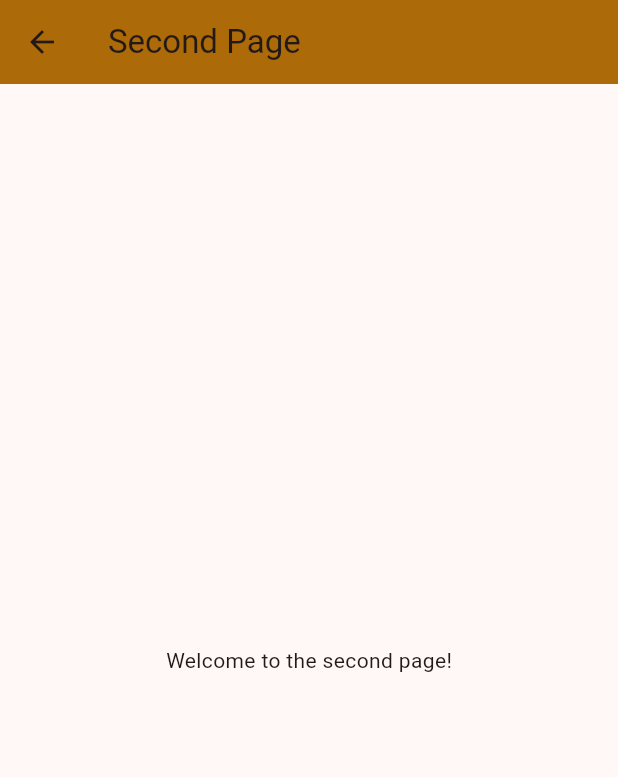
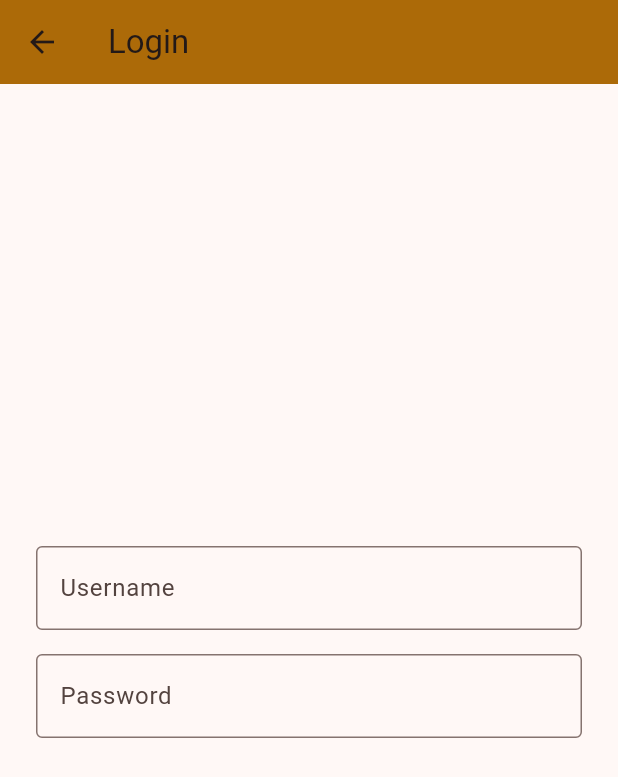
Before and after one commit to SwintonStreet/GiftAppTest, a Flutter app: the SecondPage screen opened directly, on a phone screen of 412 x 824 dp. Shown: the top 777 px of the screen. Run offline on Flutter 3.47's test engine with Material 3 defaults, Android fonts, the light colour scheme and no system bars.

Commit message:
Added login page

```diff
--- a/lib/main.dart
+++ b/lib/main.dart
@@ -117,7 +117,7 @@ class _MyHomePageState extends State<MyHomePage> {
                   MaterialPageRoute(builder: (context) => const SecondPage()),
                 );
               },
-              child: const Text('Login2'),
+              child: const Text('Login'),
             ),
             ElevatedButton(
               onPressed: () {
@@ -142,10 +142,33 @@ class SecondPage extends StatelessWidget {
   Widget build(BuildContext context) {
     return Scaffold(
       appBar: AppBar(
-        title: const Text('Second Page'),
+        title: const Text('Login'),
         backgroundColor: const Color.fromARGB(255, 172, 106, 8),
       ),
-      body: const Center(child: Text('Welcome to the second page!')),
+
+      body: Padding(
+        padding: const EdgeInsets.all(24.0),
+        child: Column(
+          mainAxisAlignment: MainAxisAlignment.center,
+          children: [
+            TextField(
+              decoration: const InputDecoration(
+                labelText: 'Username',
+                border: OutlineInputBorder(),
+              ),
+            ),
+            const SizedBox(height: 16),
+            TextField(
+              obscureText: true,
+              decoration: const InputDecoration(
+                labelText: 'Password',
+                border: OutlineInputBorder(),
+              ),
+            ),
+            const SizedBox(height: 24),
+          ],
+        ),
+      ),
     );
   }
 }
```
